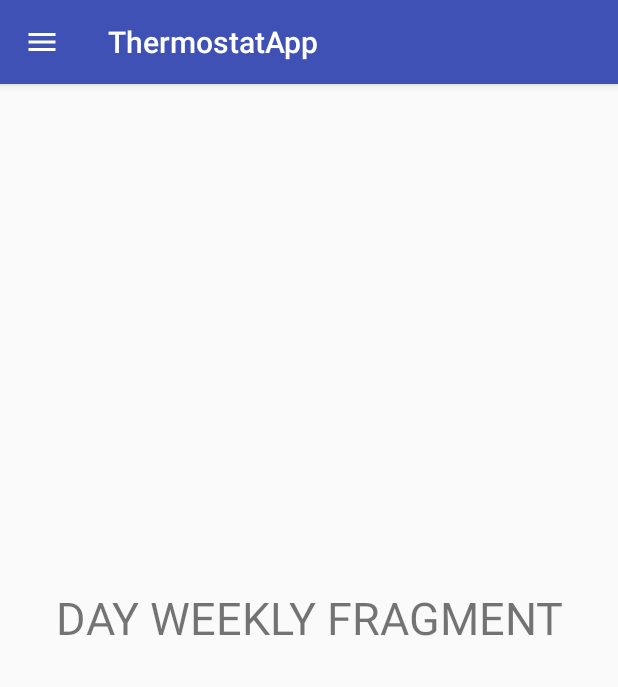
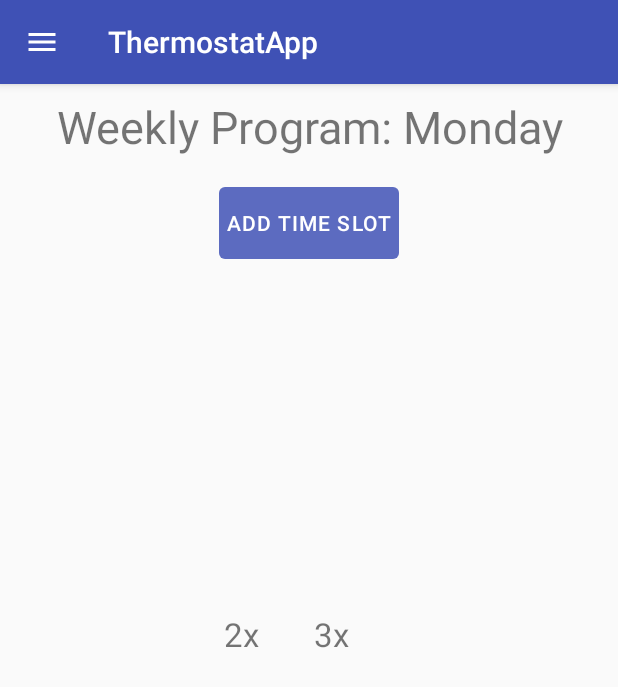
Before and after one commit to AntRolBla/Assignment4HTI, an Android app: the fragment WeeklyDayFragment placed in its activity, on a phone screen of 412 x 824 dp. Shown: the top 687 px of the screen. Run offline under Robolectric (Android 15) with nearby library versions, the phone set to English and light mode, and no system bars; our stand-ins replace ButterKnife.

Commit message:
Started interface of one day program

```diff
--- a/ThermostatApp/app/src/main/java/a2id40/thermostatapp/fragments/weekly/WeeklyDayFragment.java
+++ b/ThermostatApp/app/src/main/java/a2id40/thermostatapp/fragments/weekly/WeeklyDayFragment.java
@@ -5,26 +5,47 @@ import android.support.annotation.Nullable;
 import android.view.LayoutInflater;
 import android.view.View;
 import android.view.ViewGroup;
+import android.widget.Button;
+import android.widget.TextView;
 
 import a2id40.thermostatapp.R;
 import a2id40.thermostatapp.fragments.vacation.VacationFragment;
+import butterknife.BindView;
 import butterknife.ButterKnife;
 
 /**
  * Created by rafaelring on 6/9/16.
  */
 
-public class WeeklyDayFragment extends android.support.v4.app.Fragment {
+public class WeeklyDayFragment extends android.support.v4.app.Fragment implements View.OnClickListener {
+
+    private static final int MAX_NIGHTS_AVAILABLE = 5;
+    private static final int MAX_DAYS_AVAILABLE = 5;
 
     private int mDay;
 
+    private String[] weekDays = {"Monday", "Tuesday", "Wednesday", "Thursday", "Friday", "Saturday", "Sunday"};
+
     //region View Components
+
+    @BindView(R.id.fragment_weekly_day_timeslots_recycler)
+    android.support.v7.widget.RecyclerView timeslotsRecycler;
+
+    @BindView(R.id.fragment_weekly_day_days_left_textview)
+    TextView numberDaysLeftTextView;
+
+    @BindView(R.id.fragment_weekly_day_nights_left_textview)
+    TextView numberNightsLeftTextView;
+
+    @BindView(R.id.fragment_weekly_day_week_day_textview)
+    TextView dayOfWeekTextView;
+
+    @BindView(R.id.fragment_weekly_day_add_timeslot_button)
+    Button addTimeslotButton;
 
     //endregion
 
-    public static WeeklyDayFragment newInstance() {
-        return new WeeklyDayFragment();
-    }
+    public static WeeklyDayFragment newInstance() {return new WeeklyDayFragment(); }
 
     public WeeklyDayFragment() {}
 
@@ -38,6 +59,18 @@ public class WeeklyDayFragment extends android.support.v4.app.Fragment {
     }
 
     private void setupView() {
+        setupButtons();
+        dayOfWeekTextView.setText(String.format("Weekly Program: %s", weekDays[mDay]));
+    }
 
+    private void setupButtons() {
+        addTimeslotButton.setOnClickListener(this);
+    }
+
+    public void onClick(View v) {
+        switch(v.getId()) {
+            case R.id.fragment_weekly_day_add_timeslot_button:
+                break;
+        }
     }
 }
--- a/ThermostatApp/app/src/main/res/layout/fragment_weekly_day.xml
+++ b/ThermostatApp/app/src/main/res/layout/fragment_weekly_day.xml
@@ -1,11 +1,60 @@
 <?xml version="1.0" encoding="utf-8"?>
 <LinearLayout xmlns:android="http://schemas.android.com/apk/res/android"
     android:orientation="vertical" android:layout_width="match_parent"
-    android:layout_height="match_parent">
+    android:layout_height="match_parent"
+    android:paddingBottom="64dp"
+    android:paddingLeft="16dp"
+    android:paddingRight="16dp"
+    android:paddingTop="64dp">
     <TextView
         android:layout_width="match_parent"
-        android:layout_height="match_parent"
-        android:text="DAY WEEKLY FRAGMENT"
+        android:layout_height="wrap_content"
+        android:text="Weekly Program: "
         android:textSize="30dp"
-        android:gravity="center"/>
+        android:gravity="center"
+        android:id="@+id/fragment_weekly_day_week_day_textview"/>
+    <Button
+        android:layout_width="120dp"
+        android:layout_height="wrap_content"
+        android:layout_gravity="center"
+        android:id="@+id/fragment_weekly_day_add_timeslot_button"
+        style="@style/AppButton.Primary"
+        android:layout_margin="20dp"
+        android:text="Add time slot"/>
+    <android.support.v7.widget.RecyclerView
+        android:layout_width="300dp"
+        android:layout_height="200dp"
+        android:layout_gravity="center"
+        android:id="@+id/fragment_weekly_day_timeslots_recycler"
+        android:scrollbars="vertical">
+    </android.support.v7.widget.RecyclerView>
+    <LinearLayout
+        android:orientation="horizontal"
+        android:layout_width="match_parent"
+        android:layout_height="60dp"
+        android:gravity="center">
+        <TextView
+            android:id="@+id/fragment_weekly_day_days_left_textview"
+            android:layout_width="30dp"
+            android:layout_height="match_parent"
+            android:text="2x"
+            android:textSize="22dp"
+            android:gravity="center" />
+        <ImageView
+            android:layout_width="30dp"
+            android:layout_height="wrap_content" />
+        <TextView
+            android:id="@+id/fragment_weekly_day_nights_left_textview"
+            android:layout_width="30dp"
+            android:layout_height="match_parent"
+            android:text="3x"
+            android:textSize="22dp"
+            android:gravity="center" />
+        <ImageView
+            android:layout_width="30dp"
+            android:layout_height="wrap_content" />
+    </LinearLayout>
+
+
+
 </LinearLayout>
```
